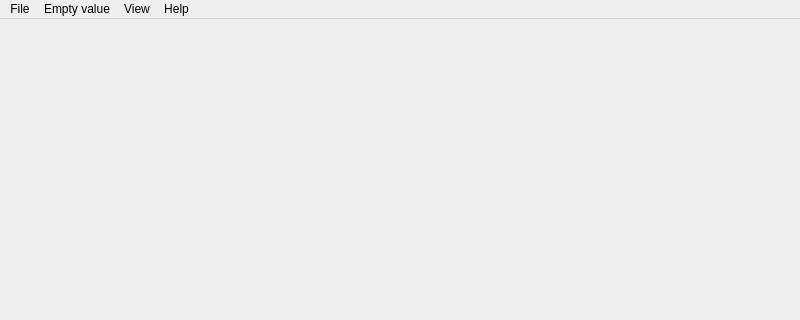
The window that mainwindow.ui (tvoybro/Nes-Space-Checker-QT) describes before a commit, drawn with Qt 5; both pictures show x 0 to 800 and y 0 to 320 of the 800 by 600 pixel window.
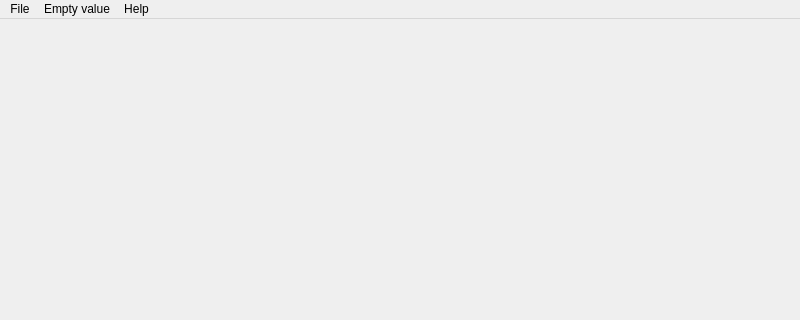
The same window after the commit. Icons and pictures are not drawn.

Commit message: GUI fix; Screenshot upd.

What changed in the file:
```diff
--- a/mainwindow.ui
+++ b/mainwindow.ui
@@ -56,16 +56,8 @@
     </property>
     <addaction name="actionAbout"/>
    </widget>
-   <widget class="QMenu" name="menuView">
-    <property name="title">
-     <string>View</string>
-    </property>
-    <addaction name="actionShiru_s_style"/>
-    <addaction name="actionChart"/>
-   </widget>
    <addaction name="menuFile"/>
    <addaction name="menuEmpty_value"/>
-   <addaction name="menuView"/>
    <addaction name="menuHelp"/>
   </widget>
   <action name="actionOpen">
```
Left out of the diff: 16 changed lines with no effect on the pictures. The commit also changes 2 other files.
